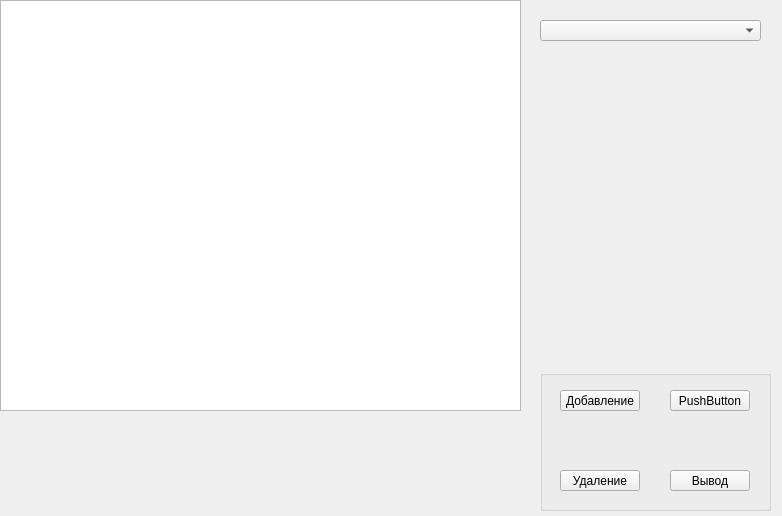
The window that tableviewerpage.ui (kr3st1k/prakticheskiy-cringe) describes before a commit, drawn with Qt 5.
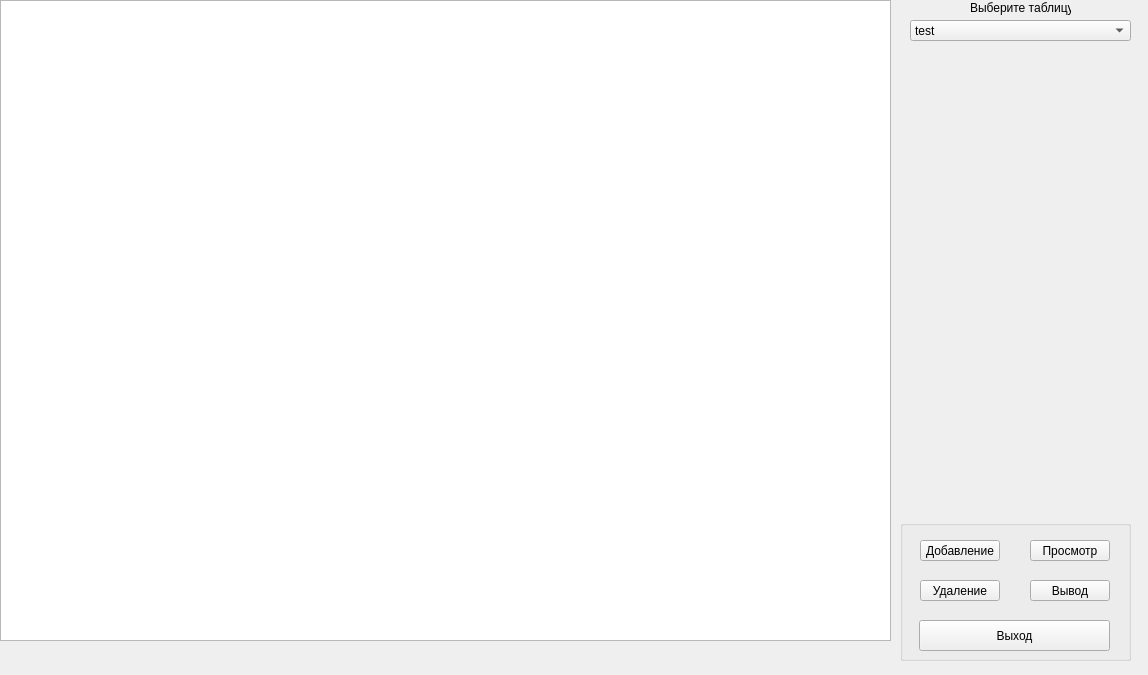
The same window after the commit.

Commit message: test to display table with model

What changed in the file:
```diff
--- a/tableviewerpage.ui
+++ b/tableviewerpage.ui
@@ -6,38 +6,38 @@
    <rect>
     <x>0</x>
     <y>0</y>
-    <width>782</width>
-    <height>516</height>
+    <width>1148</width>
+    <height>675</height>
    </rect>
   </property>
   <property name="windowTitle">
    <string>Form</string>
   </property>
-  <widget class="QTableWidget" name="tableWidget">
-   <property name="geometry">
-    <rect>
-     <x>0</x>
-     <y>0</y>
-     <width>521</width>
-     <height>411</height>
-    </rect>
-   </property>
-  </widget>
   <widget class="QComboBox" name="comboBox">
    <property name="geometry">
     <rect>
-     <x>540</x>
+     <x>910</x>
      <y>20</y>
      <width>221</width>
      <height>21</height>
     </rect>
    </property>
+   <item>
+    <property name="text">
+     <string>test</string>
+    </property>
+   </item>
+   <item>
+    <property name="text">
+     <string>test2</string>
+    </property>
+   </item>
   </widget>
   <widget class="QGroupBox" name="groupBox">
    <property name="geometry">
     <rect>
-     <x>540</x>
-     <y>370</y>
+     <x>900</x>
+     <y>520</y>
      <width>231</width>
      <height>141</height>
     </rect>
@@ -68,14 +68,14 @@
      </rect>
     </property>
     <property name="text">
-     <string>PushButton</string>
+     <string>Просмотр</string>
     </property>
    </widget>
    <widget class="QPushButton" name="pushButton_3">
     <property name="geometry">
      <rect>
       <x>20</x>
-      <y>100</y>
+      <y>60</y>
       <width>80</width>
       <height>21</height>
      </rect>
@@ -88,7 +88,7 @@
     <property name="geometry">
      <rect>
       <x>130</x>
-      <y>100</y>
+      <y>60</y>
       <width>80</width>
       <height>21</height>
      </rect>
@@ -97,6 +97,42 @@
      <string>Вывод</string>
     </property>
    </widget>
+   <widget class="QPushButton" name="pushButton_5">
+    <property name="geometry">
+     <rect>
+      <x>19</x>
+      <y>100</y>
+      <width>191</width>
+      <height>31</height>
+     </rect>
+    </property>
+    <property name="text">
+     <string>Выход</string>
+    </property>
+   </widget>
+  </widget>
+  <widget class="QLabel" name="label">
+   <property name="geometry">
+    <rect>
+     <x>970</x>
+     <y>0</y>
+     <width>101</width>
+     <height>16</height>
+    </rect>
+   </property>
+   <property name="text">
+    <string>Выберите таблицу</string>
+   </property>
+  </widget>
+  <widget class="QTableView" name="tableView">
+   <property name="geometry">
+    <rect>
+     <x>0</x>
+     <y>0</y>
+     <width>891</width>
+     <height>641</height>
+    </rect>
+   </property>
   </widget>
  </widget>
  <resources/>
```
The commit also changes 5 other files.
